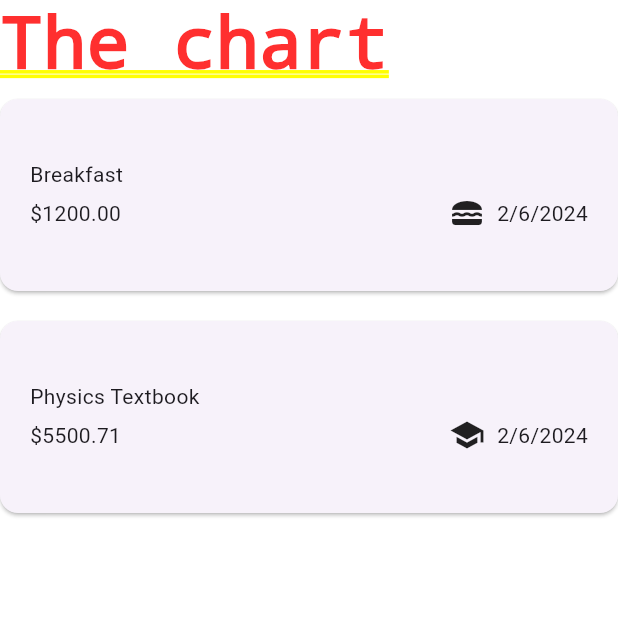
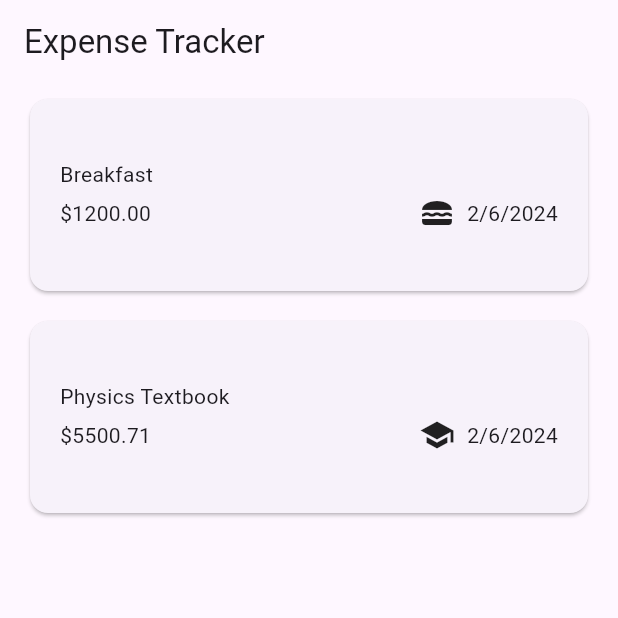
Before and after one commit to droidchief/Expense-Tracker, a Flutter app: the screen it shows after launch, on a phone screen of 412 x 824 dp, the top half of it. Run offline on Flutter 3.47's test engine with Material 3 defaults, Android fonts, the phone set to English and light mode, and no system bars; our stand-ins replace gap.

Commit message:
updated expense tracker UI

```diff
--- a/lib/screens/expenses_screen.dart
+++ b/lib/screens/expenses_screen.dart
@@ -32,12 +32,19 @@ class _ExpensesScreenState extends State<ExpensesScreen> {
 
   @override
   Widget build(BuildContext context) {
-    return Column(
-      crossAxisAlignment: CrossAxisAlignment.start,
-      children: [
-        const Text("The chart"),
-        Expanded(child: ExpenseList(expenses: _registeredExpense))
-      ],
+    return Scaffold(
+      appBar: AppBar(
+        title: const Text("Expense Tracker"),
+      ),
+      body: Padding(
+        padding: const EdgeInsets.symmetric(horizontal: 20),
+        child: Column(
+        crossAxisAlignment: CrossAxisAlignment.start,
+        children: [
+          Expanded(child: ExpenseList(expenses: _registeredExpense))
+        ],
+      ),
+      ),
     );
   }
 }
```
